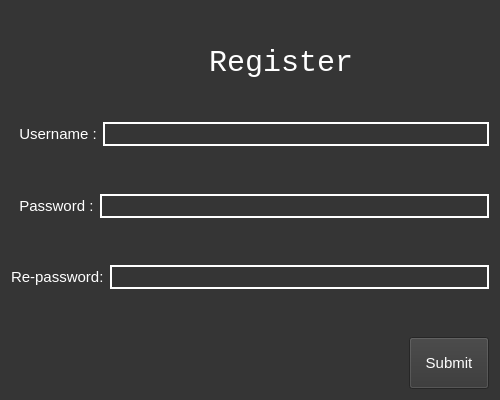
Old version of the form EGLS/ui/register.ui in the repository Kenny3Shen/EGLS-Software-Engineering.
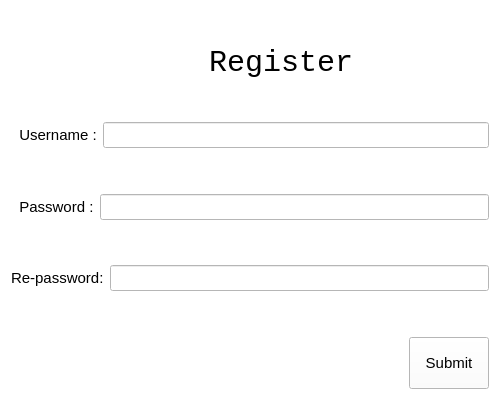
New version of the form.

What changed in the file:
```diff
--- a/EGLS/ui/register.ui
+++ b/EGLS/ui/register.ui
@@ -27,25 +27,46 @@
   </property>
   <property name="styleSheet">
    <string notr="true">*{
-                background-color:rgb(53,53,53);
-                color: rgb(255,255,255);
+                background-color:rgb(255,255,255);
+                color: rgb(0,0,0);
                 font-size: 15px;
                 font-family:Consolas, 微软雅黑
                 }
-				#lable{
-					font-size: 32px;
-				}
-                QLineEdit{
-                border:2px solid rgb(255, 255, 255);
+                #roomID{
+                border:1px solid rgb(170, 170, 170);
+                }
+                QMenu{
+                border:.5px solid rgb(150, 150, 150);
+                }
+                #trueLink{
+                font-size: 17px;
+				border:1px solid rgb(0,0, 0);
+                }
+                #favorites{
+                font-size: 17px;
                 }
                 QMenu::item:selected{
-                background-color:rgb(0, 135, 203);
+                background-color:rgb(38, 117, 191);
+                }
+                QComboBox::item:selected{
+                background-color:rgb(38, 117, 191);
+                }
+                QListWidget::item:selected{
+                background-color:rgb(38, 117, 191);
                 }
                 QPushButton:hover{
                 border:1px solid rgb(255, 255, 255);
                 }
-                QCheckBox:checked {
-                color: red
+                #trueLink{
+                border:1px solid rgb(0,0, 0);
+                }
+                QListWidget{
+                border:1px solid rgb(0,0, 0);
+                }
+                #menubar{
+                border-bottom:.5px solid rgb(242, 242, 242);
+				
+	background-color:rgb(242, 242, 242);
                 }
             </string>
   </property>
```
Left out of the diff: 2 changed lines with no effect on the pictures.
